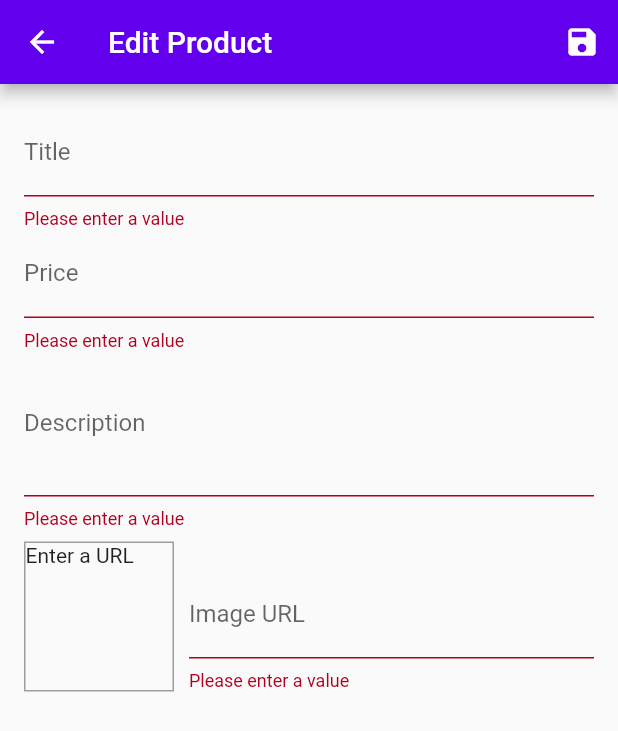
After one commit to david-yappeter/udemy-flutter, a Flutter app: the EditProductsScreen screen opened by its route, after a tap on the "save" icon, on a phone screen of 412 x 824 dp. The commit adds this screen. Shown: the top 731 px of the screen. Run offline on Flutter 3.47's test engine with Material 2 defaults, Android fonts, the phone set to English and light mode, and no system bars; network calls fail.

Commit message:
edit product

```diff
--- a/shop_app/lib/main.dart
+++ b/shop_app/lib/main.dart
@@ -1,6 +1,7 @@
 import 'package:flutter/material.dart';
 import 'package:provider/provider.dart';
 import 'package:shop_app/screens/cart.dart';
+import 'package:shop_app/screens/edit_product.dart';
 import 'package:shop_app/screens/order.dart';
 
 import 'package:shop_app/screens/product_detail.dart';
@@ -8,6 +9,7 @@ import 'package:shop_app/screens/product_overview.dart';
 import 'package:shop_app/providers/products.dart';
 import 'package:shop_app/providers/cart.dart';
 import 'package:shop_app/providers/orders.dart';
+import 'package:shop_app/screens/user_product.dart';
 
 void main() {
   runApp(const MyApp());
@@ -44,6 +46,10 @@ class MyApp extends StatelessWidget {
               const ProductDetailScreen(),
           CartScreen.routeName: (BuildContext ctx) => const CartScreen(),
           OrdersScreen.routeName: (BuildContext ctx) => const OrdersScreen(),
+          UserProductsScreen.routeName: (BuildContext ctx) =>
+              const UserProductsScreen(),
+          EditProductsScreen.routeName: (BuildContext ctx) =>
+              const EditProductsScreen(),
         },
       ),
     );
--- /dev/null
+++ b/shop_app/lib/screens/edit_product.dart
@@ -0,0 +1,189 @@
+import 'package:flutter/material.dart';
+
+import 'package:shop_app/providers/product.dart';
+
+class EditProductsScreen extends StatefulWidget {
+  static const routeName = '/edit-product';
+
+  const EditProductsScreen({Key? key}) : super(key: key);
+
+  @override
+  _EditProductsScreenState createState() => _EditProductsScreenState();
+}
+
+class _EditProductsScreenState extends State<EditProductsScreen> {
+  final formKey = GlobalKey<FormState>();
+  final _priceFocusNode = FocusNode();
+  final _descriptionFocusNode = FocusNode();
+  final _imageUrlController = TextEditingController();
+  var _editedProduct = Product(
+    id: '',
+    title: '',
+    price: 0,
+    description: '',
+    imageUrl: '',
+  );
+
+  @override
+  void dispose() {
+    _priceFocusNode.dispose();
+    _descriptionFocusNode.dispose();
+    _imageUrlController.dispose();
+    super.dispose();
+  }
+
+  void saveForm() {
+    if (formKey.currentState != null && formKey.currentState!.validate()) {
+      return;
+    }
+    if (formKey.currentState != null) {
+      formKey.currentState?.save();
+    }
+    // if (formKey.currentState != null && formKey.currentState!.validate())
+  }
+
+  @override
+  Widget build(BuildContext context) {
+    return Scaffold(
+      appBar: AppBar(
+        title: const Text('Edit Product'),
+        actions: [
+          IconButton(
+            icon: const Icon(Icons.save),
+            onPressed: saveForm,
+          ),
+        ],
+      ),
+      body: Padding(
+        padding: const EdgeInsets.all(16.0),
+        child: Form(
+          key: formKey,
+          child: ListView(
+            children: [
+              TextFormField(
+                decoration: const InputDecoration(
+                  labelText: 'Title',
+                ),
+                textInputAction: TextInputAction.next,
+                validator: (String? value) {
+                  if (value != null && value.isEmpty) {
+                    return 'Please enter a value';
+                  }
+                  return null;
+                },
+                onFieldSubmitted: (_) {
+                  FocusScope.of(context).requestFocus(_priceFocusNode);
+                },
+                onSaved: (String? value) {
+                  _editedProduct = Product(
+                    id: '',
+                    title: value as String,
+                    price: _editedProduct.price,
+                    description: _editedProduct.description,
+                    imageUrl: _editedProduct.imageUrl,
+                  );
+                },
+              ),
+              TextFormField(
+                decoration: const InputDecoration(
+                  labelText: 'Price',
+                ),
+                keyboardType: TextInputType.number,
+                textInputAction: TextInputAction.next,
+                focusNode: _priceFocusNode,
+                onFieldSubmitted: (_) {
+                  FocusScope.of(context).requestFocus(_descriptionFocusNode);
+                },
+                validator: (String? value) {
+                  if (value != null && value.isEmpty) {
+                    return 'Please enter a value';
+                  }
+                  return null;
+                },
+                onSaved: (String? value) {
+                  _editedProduct = Product(
+                    id: '',
+                    title: _editedProduct.title,
+                    price: double.parse(value as String),
+                    description: _editedProduct.description,
+                    imageUrl: _editedProduct.imageUrl,
+                  );
+                },
+              ),
+              TextFormField(
+                decoration: const InputDecoration(
+                  labelText: 'Description',
+                ),
+                maxLines: 3,
+                keyboardType: TextInputType.multiline,
+                focusNode: _descriptionFocusNode,
+                onSaved: (String? value) {
+                  _editedProduct = Product(
+                    id: '',
+                    title: _editedProduct.title,
+                    price: _editedProduct.price,
+                    description: value as String,
+                    imageUrl: _editedProduct.imageUrl,
+                  );
+                },
+                validator: (String? value) {
+                  if (value != null && value.isEmpty) {
+                    return 'Please enter a value';
+                  }
+                  return null;
+                },
+              ),
+              Row(
+                crossAxisAlignment: CrossAxisAlignment.end,
+                children: [
+                  Container(
+                    width: 100,
+                    height: 100,
+                    margin: const EdgeInsets.only(top: 8, right: 10),
+                    decoration: BoxDecoration(
+                      border: Border.all(width: 1, color: Colors.grey),
+                    ),
+                    child: _imageUrlController.text.isEmpty
+                        ? const Text('Enter a URL')
+                        : Image.network(
+                            _imageUrlController.text,
+                            fit: BoxFit.cover,
+                          ),
+                  ),
+                  Expanded(
+                    child: TextFormField(
+                      decoration: const InputDecoration(labelText: 'Image URL'),
+                      keyboardType: TextInputType.url,
+                      controller: _imageUrlController,
+                      onEditingComplete: () {
+                        setState(() {});
+                      },
+                      onSaved: (String? value) {
+                        _editedProduct = Product(
+                          id: '',
+                          title: _editedProduct.title,
+                          price: _editedProduct.price,
+                          description: _editedProduct.description,
+                          imageUrl: value as String,
+                        );
+                      },
+                      validator: (String? url) {
+                        if (url != null && url.isEmpty) {
+                          return 'Please enter a value';
+                        }
+                        if (url != null && !url.startsWith('http')) {
+                          return 'Please enter a valid URL';
+                        }
+                        return null;
+                      },
+                    ),
+                  ),
+                ],
+              ),
+            ],
+          ),
+        ),
+      ),
+    );
+  }
+}
--- a/shop_app/lib/widgets/drawer.dart
+++ b/shop_app/lib/widgets/drawer.dart
@@ -1,6 +1,7 @@
 import 'package:flutter/material.dart';
 
 import 'package:shop_app/screens/order.dart';
+import 'package:shop_app/screens/user_product.dart';
 
 class MainDrawer extends StatelessWidget {
   const MainDrawer({Key? key}) : super(key: key);
@@ -30,6 +31,14 @@ class MainDrawer extends StatelessWidget {
                   .pushReplacementNamed(OrdersScreen.routeName);
             },
           ),
+          ListTile(
+            leading: const Icon(Icons.edit),
+            title: const Text('Manage Products'),
+            onTap: () {
+              Navigator.of(context)
+                  .pushReplacementNamed(UserProductsScreen.routeName);
+            },
+          ),
         ],
       ),
     );
```
Also changed, not shown: shop_app/lib/providers/cart.dart (+19 -0 lines), shop_app/lib/screens/user_product.dart (added, +48 -0 lines), shop_app/lib/widgets/cart_item.dart (+24 -0 lines), shop_app/lib/widgets/product_item.dart (+13 -0 lines), shop_app/lib/widgets/user_product_item.dart (added, +39 -0 lines).
